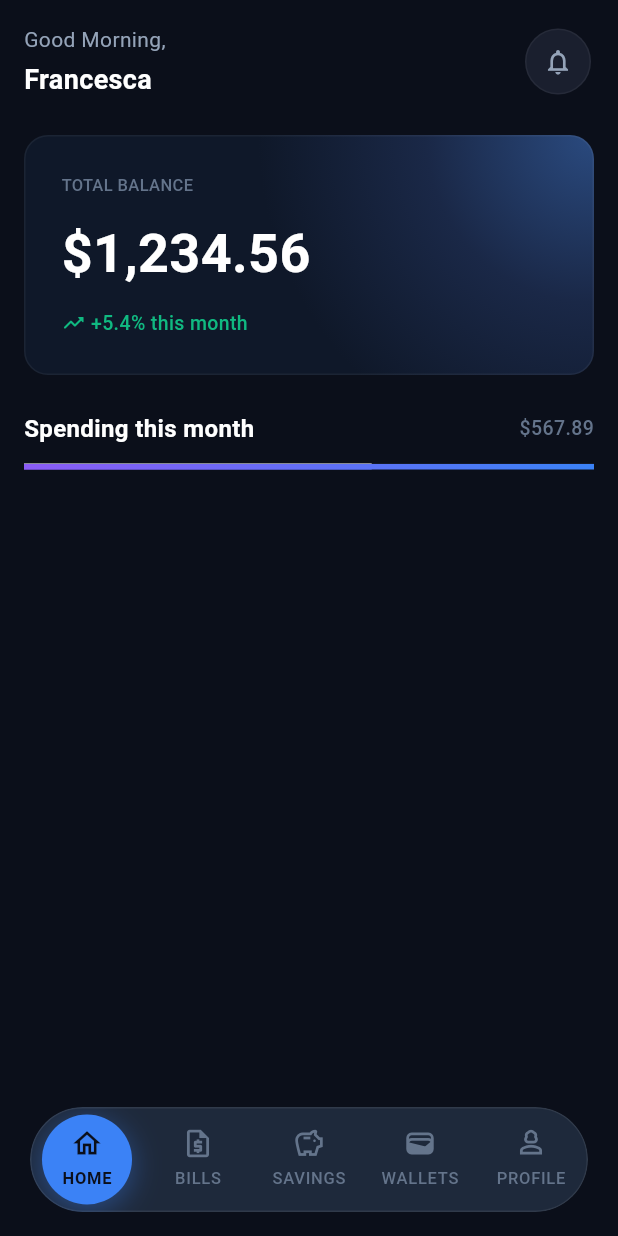
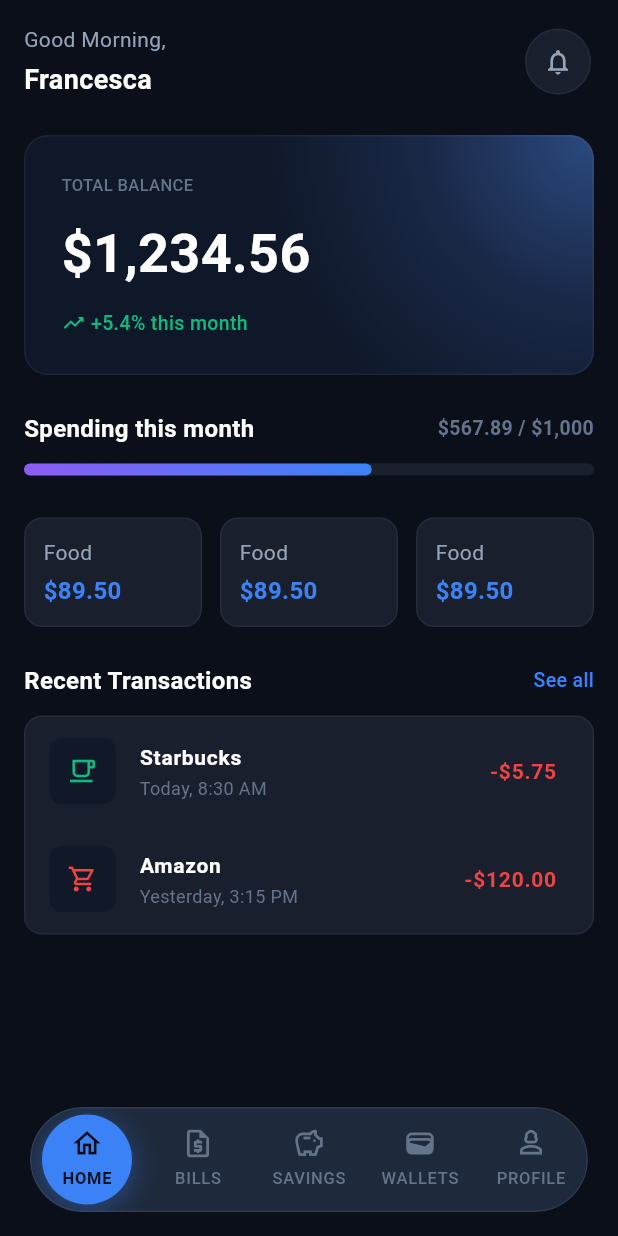
Before and after one commit to francescaac190/myfinanceapp, a Flutter app: the screen it shows after launch, on a phone screen of 412 x 824 dp. Run offline on Flutter 3.47's test engine with Material 3 defaults, Android fonts, the phone set to English and light mode, and no system bars; our stand-ins replace go_router, hive, hive_flutter, syncfusion_flutter_charts; accounts and stored records are empty.

Commit message:
feat: add SpendingBalance, SpendingCardList, and TransactionList widgets to enhance home screen functionality

```diff
--- a/lib/features/home/presentation/screens/home_screen.dart
+++ b/lib/features/home/presentation/screens/home_screen.dart
@@ -1,7 +1,11 @@
 import 'package:flutter/material.dart';
+import 'package:hive_flutter/adapters.dart';
 import '../../../../core/index.dart';
 import '../widgets/balance_card.dart';
 import '../widgets/home_header.dart';
+import '../widgets/spending_balance.dart';
+import '../widgets/spending_card.dart';
+import '../widgets/transaction_list.dart';
 
 class HomeScreen extends StatelessWidget {
   const HomeScreen({super.key});
@@ -20,47 +24,11 @@ class HomeScreen extends StatelessWidget {
               change: ' +5.4%',
             ),
             SizedBox(height: 24),
-            Column(
-              children: [
-                Row(
-                  mainAxisAlignment: MainAxisAlignment.spaceBetween,
-                  children: [
-                    Text('Spending this month',
-                        style: TextStyle(
-                            fontSize: 16, fontWeight: FontWeight.bold)),
-                    SizedBox(height: 12),
-                    Text('\$567.89',
-                        style: TextStyle(
-                          fontSize: 13,
-                          fontWeight: FontWeight.w500,
-                          color: AppColors.textMuted,
-                        )),
-                  ],
-                ),
-                SizedBox(height: 12),
-                ShaderMask(
-                  shaderCallback: (bounds) => const LinearGradient(
-                    colors: [Color(0xFF8B5CF6), Color(0xFF3B82F6)],
-                  ).createShader(bounds),
-                  blendMode: BlendMode.srcIn,
-                  child: LinearProgressIndicator(
-                    value: 0.61,
-                    backgroundColor: const Color(0xFF1E2536),
-                    valueColor: const AlwaysStoppedAnimation(Colors.white),
-                  ),
-                ),
-                // ProgressIndicatorTheme(
-                //   data: ProgressIndicatorThemeData(
-                //     color: AppColors.accentGreen,
-                //     linearTrackColor: AppColors.bgCard,
-                //     linearMinHeight: 8,
-                //   ),
-                //   child: LinearProgressIndicator(
-                //     value: 0.45,
-                //   ),
-                // )
-              ],
-            ),
+            SpendingBalance(),
+            SizedBox(height: 16),
+            SpendingCardList(),
+            SizedBox(height: 24),
+            TransactionList(),
           ],
         ),
       ),
--- /dev/null
+++ b/lib/features/home/presentation/widgets/gradient_progress_bar.dart
@@ -0,0 +1,35 @@
+import 'package:flutter/material.dart';
+import 'package:myfinanceapp/core/theme/app_colors.dart';
+
+class GradientProgressBar extends StatelessWidget {
+  final double progress; // Value between 0.0 and 1.0
+
+  GradientProgressBar({required this.progress});
+
+  @override
+  Widget build(BuildContext context) {
+    return Container(
+      width: double.infinity,
+      height: 8,
+      decoration: BoxDecoration(
+        color: AppColors.bgCard, // Background track color
+        borderRadius: BorderRadius.circular(5),
+      ),
+      child: FractionallySizedBox(
+        alignment: Alignment.centerLeft,
+        widthFactor: progress,
+        child: Container(
+          decoration: BoxDecoration(
+            gradient: LinearGradient(
+              colors: [
+                AppColors.accentPurple,
+                AppColors.accentBlue
+              ], // Your gradient colors
+            ),
+            borderRadius: BorderRadius.circular(5),
+          ),
+        ),
+      ),
+    );
+  }
+}
--- /dev/null
+++ b/lib/features/home/presentation/widgets/spending_balance.dart
@@ -0,0 +1,35 @@
+import 'package:flutter/material.dart';
+
+import '../../../../core/index.dart';
+import 'gradient_progress_bar.dart';
+
+class SpendingBalance extends StatelessWidget {
+  const SpendingBalance({
+    super.key,
+  });
+
+  @override
+  Widget build(BuildContext context) {
+    return Column(
+      children: [
+        Row(
+          mainAxisAlignment: MainAxisAlignment.spaceBetween,
+          children: [
+            Text('Spending this month',
+                style: TextStyle(fontSize: 16, fontWeight: FontWeight.bold)),
+            SizedBox(height: 12),
+            Text('\$567.89 / \$1,000',
+                style: TextStyle(
+                  fontSize: 13,
+                  fontWeight: FontWeight.w600,
+                  color: AppColors.textMuted,
+                )),
+          ],
+        ),
+        SizedBox(height: 12),
+        GradientProgressBar(progress: 0.61),
+        SizedBox(height: 12),
+      ],
+    );
+  }
+}
--- /dev/null
+++ b/lib/features/home/presentation/widgets/spending_card.dart
@@ -0,0 +1,58 @@
+import 'package:flutter/material.dart';
+import 'package:myfinanceapp/core/index.dart';
+
+class SpendingCardList extends StatelessWidget {
+  const SpendingCardList({
+    super.key,
+  });
+
+  @override
+  Widget build(BuildContext context) {
+    return Row(
+      children: [
+        SpendingCard(),
+        SizedBox(width: 12),
+        SpendingCard(),
+        SizedBox(width: 12),
+        SpendingCard(),
+      ],
+    );
+  }
+}
+
+class SpendingCard extends StatelessWidget {
+  const SpendingCard({
+    super.key,
+  });
+
+  @override
+  Widget build(BuildContext context) {
+    return Expanded(
+      child: Container(
+        // width: 200,
+        padding: EdgeInsets.all(12),
+        decoration: BoxDecoration(
+          color: AppColors.bgCard,
+          borderRadius: BorderRadius.circular(12),
+          border: Border.all(
+            color: AppColors.borderCard,
+            width: 1,
+          ),
+        ),
+        child: Column(
+          crossAxisAlignment: CrossAxisAlignment.start,
+          children: [
+            Text('Food',
+                style: TextStyle(fontSize: 14, color: AppColors.textSecondary)),
+            SizedBox(height: 4),
+            Text('\$89.50',
+                style: TextStyle(
+                    color: AppColors.accentBlue,
+                    fontSize: 16,
+                    fontWeight: FontWeight.bold)),
+          ],
+        ),
+      ),
+    );
+  }
+}
--- /dev/null
+++ b/lib/features/home/presentation/widgets/transaction_list.dart
@@ -0,0 +1,111 @@
+import 'package:flutter/material.dart';
+
+import '../../../../core/index.dart';
+
+class TransactionList extends StatelessWidget {
+  const TransactionList({
+    super.key,
+  });
+
+  @override
+  Widget build(BuildContext context) {
+    return Column(
+      crossAxisAlignment: CrossAxisAlignment.start,
+      children: [
+        Row(
+          mainAxisAlignment: MainAxisAlignment.spaceBetween,
+          children: [
+            Text('Recent Transactions',
+                style: TextStyle(
+                    color: AppColors.textPrimary,
+                    fontSize: 16,
+                    fontWeight: FontWeight.w700)),
+            Text('See all',
+                style: TextStyle(
+                    color: AppColors.accentBlue,
+                    fontSize: 13,
+                    fontWeight: FontWeight.w500)),
+          ],
+        ),
+        SizedBox(height: 12),
+        Container(
+          // height: 100,
+          decoration: BoxDecoration(
+            color: AppColors.bgCard,
+            borderRadius: BorderRadius.circular(12),
+            border: Border.all(
+              color: AppColors.borderCard,
+              width: 1,
+            ),
+          ),
+          child: Column(
+            mainAxisAlignment: MainAxisAlignment.center,
+            children: [
+              TransactionItem(
+                title: 'Starbucks',
+                subtitle: 'Today, 8:30 AM',
+                amount: '-\$5.75',
+                icon: Icons.local_cafe_outlined,
+                iconColor: AppColors.accentGreen,
+              ),
+              TransactionItem(
+                title: 'Amazon',
+                subtitle: 'Yesterday, 3:15 PM',
+                amount: '-\$120.00',
+                icon: Icons.shopping_cart_outlined,
+                iconColor: AppColors.accentRed,
+              ),
+
+              // error case
+              // Center(
+              //   child: Text('No transactions yet',
+              //       style: TextStyle(
+              //         fontSize: 14,
+              //         color: AppColors.textMuted,
+              //     )),
+            ],
+          ),
+        ),
+      ],
+    );
+  }
+}
+
+class TransactionItem extends StatelessWidget {
+  final String title;
+  final String subtitle;
+  final String amount;
+  final IconData icon;
+  final Color iconColor;
+  const TransactionItem({
+    required this.title,
+    required this.subtitle,
+    required this.amount,
+    required this.icon,
+    required this.iconColor,
+    super.key,
+  });
+
+  @override
+  Widget build(BuildContext context) {
+    return ListTile(
+      leading: ClipRRect(
+        borderRadius: BorderRadius.circular(8),
+        child: Container(
+          padding: EdgeInsets.all(12),
+          color: AppColors.bgSecondary,
+          child: Icon(icon, color: iconColor, size: 20),
+        ),
+      ),
+      title: Text(title,
+          style: TextStyle(fontSize: 14, fontWeight: FontWeight.w700)),
+      subtitle: Text(subtitle,
+          style: TextStyle(fontSize: 12, color: AppColors.textMuted)),
+      trailing: Text(amount,
+          style: TextStyle(
+              fontSize: 14,
+              fontWeight: FontWeight.bold,
+              color: AppColors.accentRed)),
+    );
+  }
+}
```
